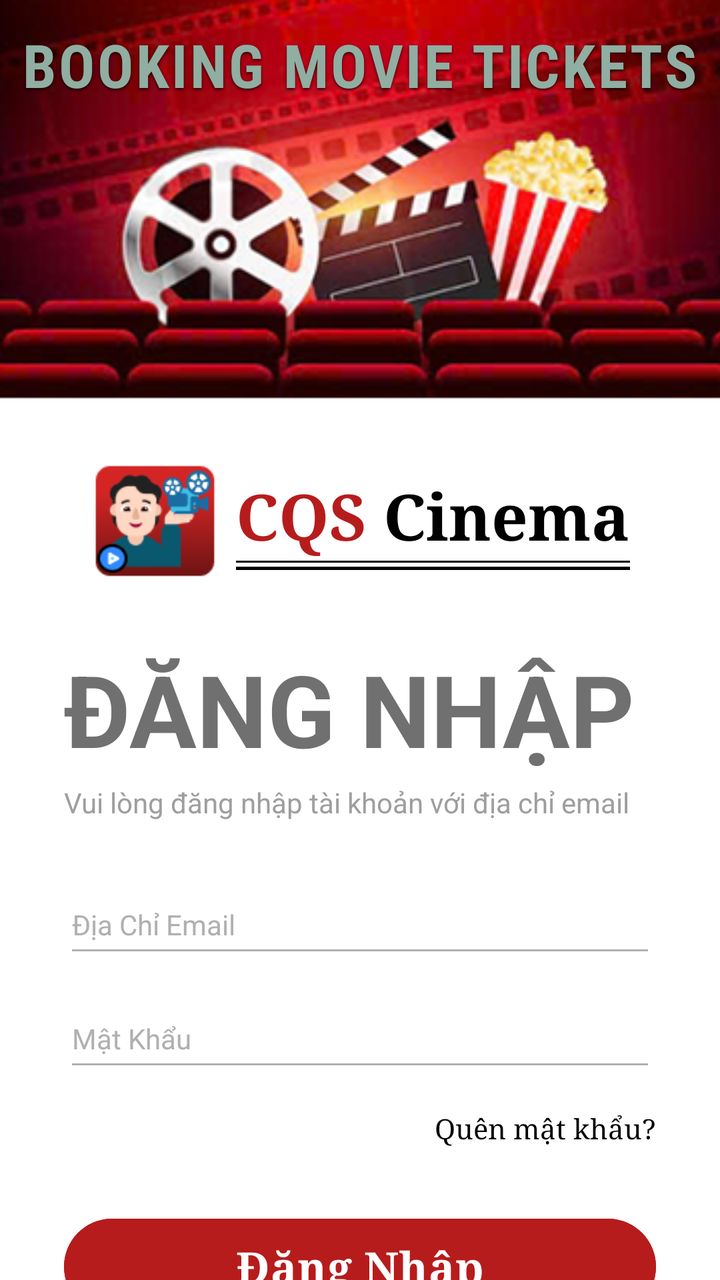
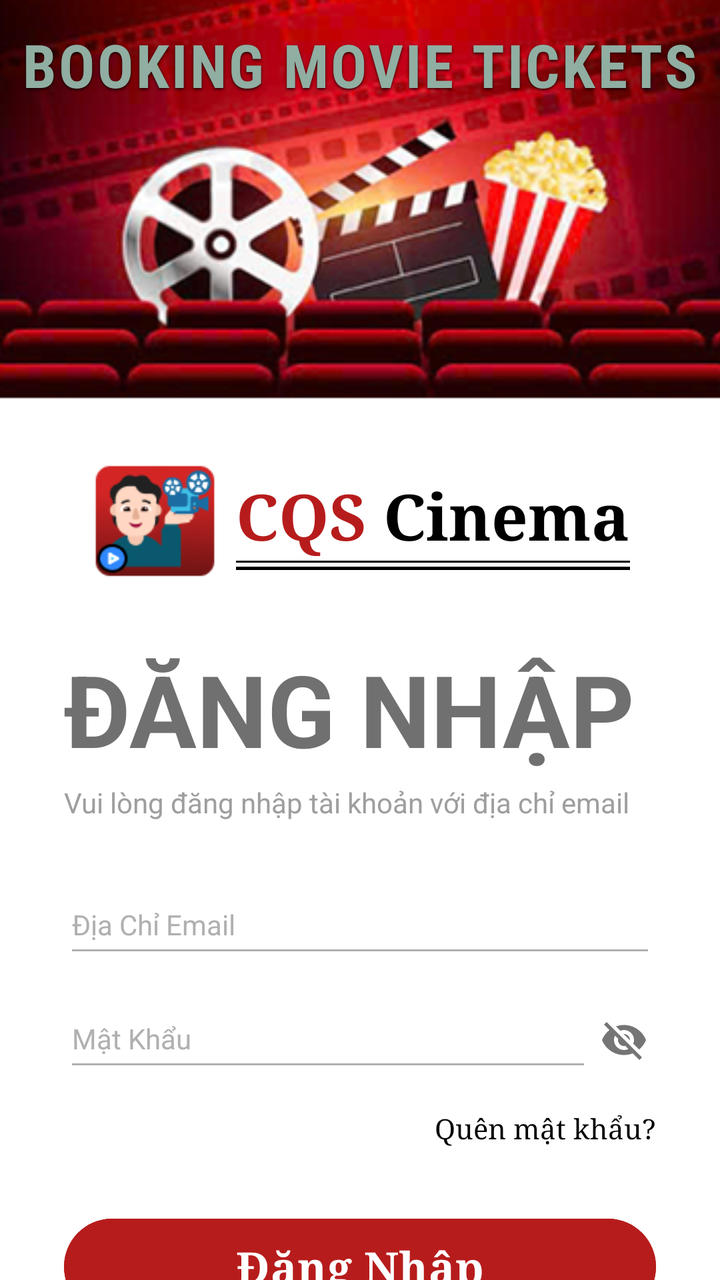

An Android layout rendered at two revisions. The XML below is the earlier revision; the diff shows what the commit changed to produce the second picture.
<!-- AndroidManifest.xml: application theme Theme.BookingMovieTickets -->
<!-- res/layout/activity_main.xml -->
<androidx.constraintlayout.widget.ConstraintLayout xmlns:android="http://schemas.android.com/apk/res/android"
    xmlns:app="http://schemas.android.com/apk/res-auto"
    xmlns:tools="http://schemas.android.com/tools"
    android:id="@+id/main"
    android:layout_width="match_parent"
    android:layout_height="match_parent"
    android:background="#FFFFFF"
    tools:context=".MainActivity">

    
    <ImageView
        android:id="@+id/imgBanner"
        android:layout_width="match_parent"
        android:layout_height="200dp"
        android:scaleType="centerCrop"
        android:src="@drawable/ic_background_login"
        app:layout_constraintEnd_toEndOf="parent"
        app:layout_constraintStart_toStartOf="parent"
        app:layout_constraintTop_toTopOf="parent" />

    
    <TextView
        android:id="@+id/tvBannerTitle"
        android:layout_width="wrap_content"
        android:layout_height="wrap_content"

        android:layout_marginTop="12dp"

        android:fontFamily="sans-serif-condensed"
        android:text="BOOKING MOVIE TICKETS"
        android:textColor="#90AEA2"
        android:textSize="30sp"
        android:textStyle="bold"
        android:letterSpacing="0.04"

        android:shadowColor="#CC000000"
        android:shadowDx="0"
        android:shadowDy="2"
        android:shadowRadius="3"

        app:layout_constraintEnd_toEndOf="parent"
        app:layout_constraintStart_toStartOf="parent"
        app:layout_constraintTop_toTopOf="parent" />

    
    <LinearLayout
        android:id="@+id/llLogoContainer"
        android:layout_width="wrap_content"
        android:layout_height="wrap_content"
        android:layout_marginTop="28dp"
        android:gravity="center_vertical"
        android:orientation="horizontal"
        app:layout_constraintEnd_toEndOf="parent"
        app:layout_constraintStart_toStartOf="parent"
        app:layout_constraintTop_toBottomOf="@id/imgBanner">

        
        <ImageView
            android:id="@+id/imgLogo"
            android:layout_width="65dp"
            android:layout_height="65dp"
            android:src="@drawable/ic_logo" />

        
        <LinearLayout
            android:layout_width="wrap_content"
            android:layout_height="wrap_content"
            android:layout_marginStart="8dp"
            android:orientation="vertical">

            <LinearLayout
                android:layout_width="wrap_content"
                android:layout_height="wrap_content"
                android:orientation="horizontal">

                <TextView
                    android:layout_width="wrap_content"
                    android:layout_height="wrap_content"
                    android:fontFamily="serif"
                    android:text="CQS "
                    android:textColor="#B71C1C"
                    android:textSize="32sp"
                    android:textStyle="bold" />

                <TextView
                    android:layout_width="wrap_content"
                    android:layout_height="wrap_content"
                    android:fontFamily="serif"
                    android:text="Cinema"
                    android:textColor="#000000"
                    android:textSize="32sp"
                    android:textStyle="bold" />
            </LinearLayout>

            
            <View
                android:layout_width="match_parent"
                android:layout_height="1.1dp"
                android:layout_marginTop="1dp"
                android:background="#000000" />

            <View
                android:layout_width="match_parent"
                android:layout_height="1.5dp"
                android:layout_marginTop="2dp"
                android:background="#000000" />
        </LinearLayout>
    </LinearLayout>

    
    <TextView
        android:id="@+id/tvLoginTitle"
        android:layout_width="wrap_content"
        android:layout_height="wrap_content"
        android:layout_marginStart="32dp"
        android:layout_marginTop="28dp"
        android:text="ĐĂNG NHẬP"
        android:textColor="#707070"
        android:textSize="50sp"
        android:textStyle="bold"
        app:layout_constraintStart_toStartOf="parent"
        app:layout_constraintTop_toBottomOf="@id/llLogoContainer" />

    
    <TextView
        android:id="@+id/tvSubtitle"
        android:layout_width="wrap_content"
        android:layout_height="wrap_content"
        android:layout_marginTop="4dp"
        android:text="Vui lòng đăng nhập tài khoản với địa chỉ email"
        android:textColor="#9E9E9E"
        android:textSize="14sp"
        app:layout_constraintStart_toStartOf="@id/tvLoginTitle"
        app:layout_constraintTop_toBottomOf="@id/tvLoginTitle" />

    
    <EditText
        android:id="@+id/edtEmail"
        android:layout_width="0dp"
        android:layout_height="wrap_content"
        android:layout_marginEnd="32dp"
        android:layout_marginTop="32dp"
        android:backgroundTint="#B0B0B0"
        android:hint="Địa Chỉ Email"
        android:inputType="textEmailAddress"
        android:paddingBottom="12dp"
        android:textColor="#000000"
        android:textColorHint="#B0B0B0"
        android:textSize="14sp"
        app:layout_constraintEnd_toEndOf="parent"
        app:layout_constraintStart_toStartOf="@id/tvLoginTitle"
        app:layout_constraintTop_toBottomOf="@id/tvSubtitle" />

    
    <EditText
        android:id="@+id/edtPassword"
        android:layout_width="0dp"
        android:layout_height="wrap_content"
        android:layout_marginEnd="32dp"
        android:layout_marginTop="16dp"
        android:backgroundTint="#B0B0B0"
        android:hint="Mật Khẩu"
        android:inputType="textPassword"
        android:paddingBottom="12dp"
        android:textColor="#000000"
        android:textColorHint="#B0B0B0"
        android:textSize="14sp"
        app:layout_constraintEnd_toEndOf="parent"
        app:layout_constraintStart_toStartOf="@id/tvLoginTitle"
        app:layout_constraintTop_toBottomOf="@id/edtEmail" />

    
    <TextView
        android:id="@+id/tvForgotPassword"
        android:layout_width="wrap_content"
        android:layout_height="wrap_content"
        android:layout_marginTop="14dp"
        android:fontFamily="serif"
        android:text="Quên mật khẩu?"
        android:textColor="#000000"
        android:textSize="14sp"
        app:layout_constraintEnd_toEndOf="@id/edtPassword"
        app:layout_constraintTop_toBottomOf="@id/edtPassword" />

    
    <com.google.android.material.button.MaterialButton
        android:id="@+id/btnLogin"
        android:layout_width="0dp"
        android:layout_height="56dp"
        android:layout_marginTop="32dp"
        android:backgroundTint="#B71C1C"
        android:fontFamily="serif"
        android:text="Đăng Nhập"
        android:textColor="#FFFFFF"
        android:textSize="22sp"
        android:textStyle="bold"
        app:cornerRadius="28dp"
        app:layout_constraintEnd_toEndOf="@id/edtPassword"
        app:layout_constraintStart_toStartOf="@id/edtPassword"
        app:layout_constraintTop_toBottomOf="@id/tvForgotPassword" />

    
    <LinearLayout
        android:id="@+id/llSignUp"
        android:layout_width="wrap_content"
        android:layout_height="wrap_content"
        android:layout_marginTop="24dp"
        android:orientation="horizontal"
        android:translationX="80dp"
        app:layout_constraintEnd_toEndOf="parent"
        app:layout_constraintStart_toStartOf="parent"
        app:layout_constraintTop_toBottomOf="@id/btnLogin">

        <TextView
            android:layout_width="wrap_content"
            android:layout_height="wrap_content"
            android:text="Chưa có tài khoản? "
            android:textColor="#333333"
            android:textSize="14sp" />

        <TextView
            android:id="@+id/tvSignUp"
            android:layout_width="wrap_content"
            android:layout_height="wrap_content"
            android:text="Đăng kí"
            android:textColor="#B71C1C"
            android:textSize="14sp"
            android:textStyle="bold" />
    </LinearLayout>
</androidx.constraintlayout.widget.ConstraintLayout>
<!-- resources referenced by this layout -->
<resources>
  <!-- drawable ic_background_login: png bitmap (drawable, 131317 bytes) -->
  <!-- drawable ic_logo: png bitmap (drawable, 6904 bytes) -->
  <style name="Theme.BookingMovieTickets" parent="Base.Theme.BookingMovieTickets" />
  <style name="Base.Theme.BookingMovieTickets" parent="Theme.Material3.DayNight.NoActionBar">
          
          
      </style>
</resources>

<!-- the commit's change to res/layout/activity_main.xml (unified diff, before → after) -->
@@ -1,3 +1,4 @@
+<?xml version="1.0" encoding="utf-8"?>
 <androidx.constraintlayout.widget.ConstraintLayout xmlns:android="http://schemas.android.com/apk/res/android"
     xmlns:app="http://schemas.android.com/apk/res-auto"
     xmlns:tools="http://schemas.android.com/tools"
@@ -23,21 +24,17 @@
         android:id="@+id/tvBannerTitle"
         android:layout_width="wrap_content"
         android:layout_height="wrap_content"
-
         android:layout_marginTop="12dp"
-
         android:fontFamily="sans-serif-condensed"
+        android:letterSpacing="0.04"
+        android:shadowColor="#CC000000"
+        android:shadowDx="0"
+        android:shadowDy="2"
+        android:shadowRadius="3"
         android:text="BOOKING MOVIE TICKETS"
         android:textColor="#90AEA2"
         android:textSize="30sp"
         android:textStyle="bold"
-        android:letterSpacing="0.04"
-
-        android:shadowColor="#CC000000"
-        android:shadowDx="0"
-        android:shadowDy="2"
-        android:shadowRadius="3"
-
         app:layout_constraintEnd_toEndOf="parent"
         app:layout_constraintStart_toStartOf="parent"
         app:layout_constraintTop_toTopOf="parent" />
@@ -152,22 +149,38 @@
         app:layout_constraintTop_toBottomOf="@id/tvSubtitle" />
 
     
-    <EditText
-        android:id="@+id/edtPassword"
+    <RelativeLayout
+        android:id="@+id/containerPassword"
         android:layout_width="0dp"
         android:layout_height="wrap_content"
         android:layout_marginEnd="32dp"
         android:layout_marginTop="16dp"
-        android:backgroundTint="#B0B0B0"
-        android:hint="Mật Khẩu"
-        android:inputType="textPassword"
-        android:paddingBottom="12dp"
-        android:textColor="#000000"
-        android:textColorHint="#B0B0B0"
-        android:textSize="14sp"
         app:layout_constraintEnd_toEndOf="parent"
         app:layout_constraintStart_toStartOf="@id/tvLoginTitle"
-        app:layout_constraintTop_toBottomOf="@id/edtEmail" />
+        app:layout_constraintTop_toBottomOf="@id/edtEmail">
+
+        <EditText
+            android:id="@+id/edtPassword"
+            android:layout_width="match_parent"
+            android:layout_height="wrap_content"
+            android:layout_toStartOf="@id/ivTogglePassword"
+            android:backgroundTint="#B0B0B0"
+            android:hint="Mật Khẩu"
+            android:inputType="textPassword"
+            android:paddingBottom="12dp"
+            android:textColor="#000000"
+            android:textColorHint="#B0B0B0"
+            android:textSize="14sp" />
+
+        <ImageView
+            android:id="@+id/ivTogglePassword"
+            android:layout_width="32dp"
+            android:layout_height="32dp"
+            android:layout_alignParentEnd="true"
+            android:layout_centerVertical="true"
+            android:padding="4dp"
+            android:src="@drawable/ic_eye_invisible" />
+    </RelativeLayout>
 
     
     <TextView
@@ -179,8 +192,8 @@
         android:text="Quên mật khẩu?"
         android:textColor="#000000"
         android:textSize="14sp"
-        app:layout_constraintEnd_toEndOf="@id/edtPassword"
-        app:layout_constraintTop_toBottomOf="@id/edtPassword" />
+        app:layout_constraintEnd_toEndOf="@id/containerPassword"
+        app:layout_constraintTop_toBottomOf="@id/containerPassword" />
 
     
     <com.google.android.material.button.MaterialButton
@@ -195,8 +208,8 @@
         android:textSize="22sp"
         android:textStyle="bold"
         app:cornerRadius="28dp"
-        app:layout_constraintEnd_toEndOf="@id/edtPassword"
-        app:layout_constraintStart_toStartOf="@id/edtPassword"
+        app:layout_constraintEnd_toEndOf="@id/containerPassword"
+        app:layout_constraintStart_toStartOf="@id/containerPassword"
         app:layout_constraintTop_toBottomOf="@id/tvForgotPassword" />
 
     
<!-- resource entries referenced after the edit -->
@@ -1,6 +1,16 @@
 <!-- resources referenced by this layout -->
 <resources>
   <!-- drawable ic_background_login: png bitmap (drawable, 131317 bytes) -->
+  <!-- drawable ic_eye_invisible (drawable) -->
+  <vector xmlns:android="http://schemas.android.com/apk/res/android"
+      android:width="24dp"
+      android:height="24dp"
+      android:viewportWidth="24"
+      android:viewportHeight="24">
+      <path
+          android:fillColor="#757575"
+          android:pathData="M12,7c2.76,0 5,2.24 5,5 0,0.65 -0.13,1.26 -0.36,1.83l2.92,2.92c1.51,-1.26 2.7,-2.89 3.44,-4.75 -1.73,-4.39 -6,-7.5 -11,-7.5 -1.4,0 -2.74,0.25 -3.98,0.7l2.16,2.16C10.74,7.13 11.35,7 12,7zM2,4.27l2.28,2.28 0.46,0.46C3.08,8.3 1.78,10.02 1,12c1.73,4.39 6,7.5 11,7.5 1.55,0 3.03,-0.3 4.38,-0.84l0.42,0.42L19.73,22 21,20.73 3.27,3 2,4.27zM7.53,9.8l1.55,1.55c-0.05,0.21 -0.08,0.43 -0.08,0.65 0,1.66 1.34,3 3,3 0.22,0 0.44,-0.03 0.65,-0.08l1.55,1.55c-0.67,0.33 -1.41,0.53 -2.2,0.53 -2.76,0 -5,-2.24 -5,-5 0,-0.79 0.2,-1.53 0.53,-2.2zM11.84,9.02l3.15,3.15c-0.02,-0.06 -0.02,-0.11 -0.02,-0.17 0,-1.66 -1.34,-3 -3,-3 -0.06,0 -0.11,0 -0.13,0.02z"/>
+  </vector>
   <!-- drawable ic_logo: png bitmap (drawable, 6904 bytes) -->
   <style name="Theme.BookingMovieTickets" parent="Base.Theme.BookingMovieTickets" />
   <style name="Base.Theme.BookingMovieTickets" parent="Theme.Material3.DayNight.NoActionBar">
